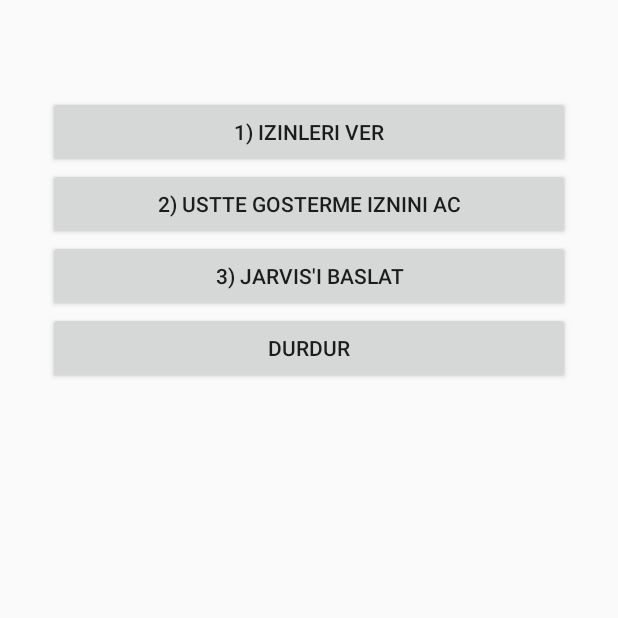
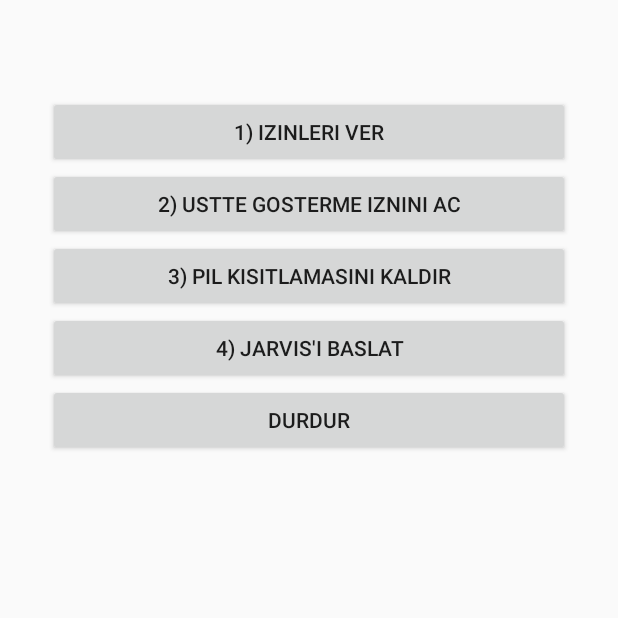
Before and after one commit to omisik654-rgb/jarvis, an Android app: the screen it shows after launch (MainActivity), on a phone screen of 412 x 824 dp, the top half of it. Run offline under Robolectric (Android 15) with nearby library versions, the phone set to English and light mode, and no system bars.

Commit message:
Update MainActivity.kt

```diff
--- a/app/src/main/java/com/jarvis/assistant/MainActivity.kt
+++ b/app/src/main/java/com/jarvis/assistant/MainActivity.kt
@@ -31,8 +31,23 @@ class MainActivity : Activity() {
             )
         }
 
+        val battery = Button(this)
+        battery.text = "3) Pil kisitlamasini kaldir"
+        battery.setOnClickListener {
+            try {
+                startActivity(
+                    Intent(
+                        Settings.ACTION_REQUEST_IGNORE_BATTERY_OPTIMIZATIONS,
+                        Uri.parse("package:" + packageName)
+                    )
+                )
+            } catch (e: Throwable) {
+                startActivity(Intent(Settings.ACTION_IGNORE_BATTERY_OPTIMIZATION_SETTINGS))
+            }
+        }
+
         val start = Button(this)
-        start.text = "3) Jarvis'i Baslat"
+        start.text = "4) Jarvis'i Baslat"
         start.setOnClickListener {
             if (checkSelfPermission(Manifest.permission.RECORD_AUDIO) == PackageManager.PERMISSION_GRANTED) {
                 startForegroundService(Intent(this, JarvisService::class.java))
@@ -47,6 +62,7 @@ class MainActivity : Activity() {
 
         root.addView(perm)
         root.addView(overlay)
+        root.addView(battery)
         root.addView(start)
         root.addView(stop)
         setContentView(root)
```
